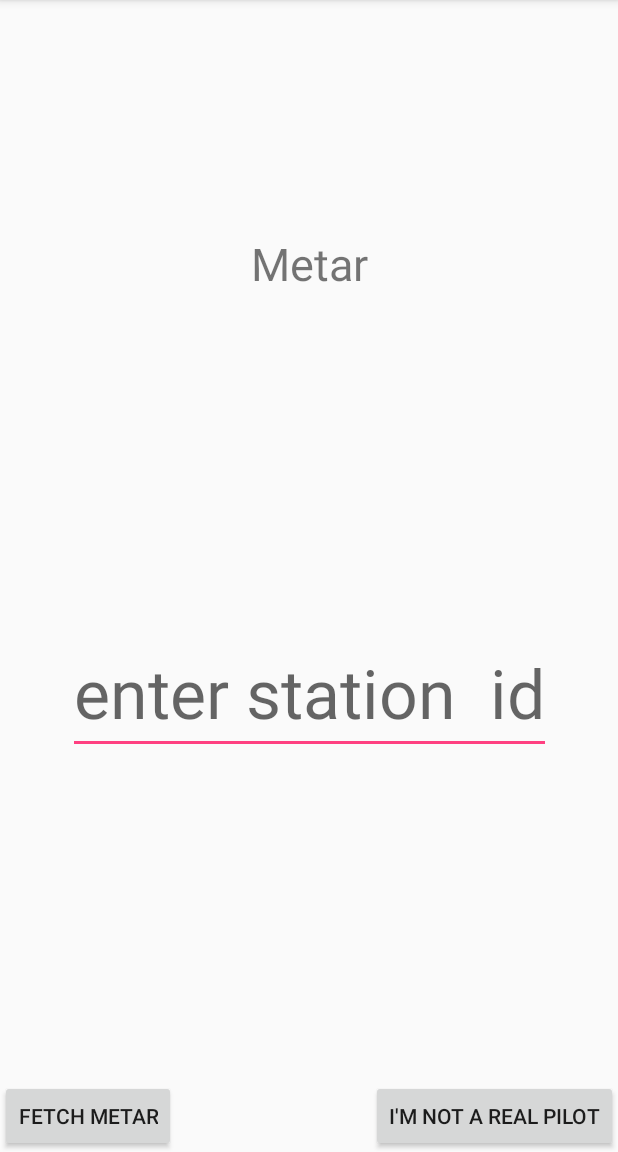
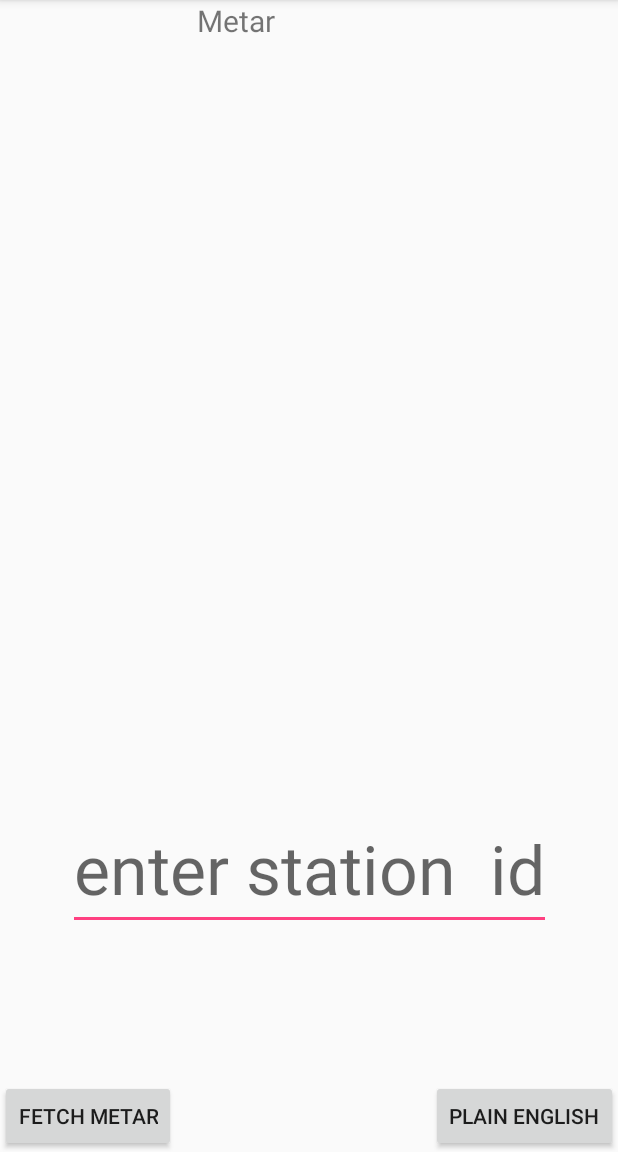
Before and after one commit to deadlycrawler/AvationWeather, an Android app: the screen it shows after launch (MainActivity), on a phone screen of 412 x 824 dp, the part 84-1236 px from its top. Run offline under Robolectric (Android 15) with nearby library versions, the phone set to English and light mode, and no system bars.

Commit message:
refined main display

```diff
--- a/app/src/main/java/com/example/android/avationweather/MainActivity.java
+++ b/app/src/main/java/com/example/android/avationweather/MainActivity.java
@@ -40,6 +40,7 @@ public class MainActivity extends AppCompatActivity /*implements SharedPreferenc
     //TODO: fix the settings screen to allow a user to enter a default weather station
     //TODO: Fix all the strings so that this can be easily translated
     //TODO: create a class to contain all the network stuff, this main class is larger then it needs to be
+    //TODO: make the "plain buttion just start an intent with the metar info no need to wait to call one first
 
     public static final String LOG_TAG = MainActivity.class.getSimpleName();
 
--- a/app/src/main/res/layout/activity_main.xml
+++ b/app/src/main/res/layout/activity_main.xml
@@ -6,35 +6,22 @@
     android:layout_height="match_parent"
     tools:context="com.example.android.avationweather.MainActivity">
 
-    <TextView
-        android:id="@+id/putMetarHere"
-        android:layout_width="wrap_content"
-        android:layout_height="wrap_content"
-        android:text="Metar"
-        android:textSize="30dp"
-        app:layout_constraintBottom_toBottomOf="parent"
-        app:layout_constraintLeft_toLeftOf="parent"
-        app:layout_constraintRight_toRightOf="parent"
-        app:layout_constraintTop_toTopOf="parent"
-        app:layout_constraintVertical_bias="0.214" />
-
-
     <EditText
         android:id="@+id/putICAOhere"
         android:layout_width="wrap_content"
         android:layout_height="wrap_content"
 
+        android:hint="enter station  id"
         android:inputType="textNoSuggestions"
+        android:maxLength="4"
         android:maxLines="1"
-        android:hint="enter station  id"
         android:textAllCaps="true"
         android:textSize="45dp"
-        android:maxLength="4"
         app:layout_constraintBottom_toBottomOf="parent"
         app:layout_constraintLeft_toLeftOf="parent"
         app:layout_constraintRight_toRightOf="parent"
         app:layout_constraintTop_toTopOf="parent"
-        app:layout_constraintVertical_bias="0.614" />
+        app:layout_constraintVertical_bias="0.784" />
 
     <Button
         android:id="@+id/fetchMetar"
@@ -48,10 +35,29 @@
         android:id="@+id/metarDetails"
         android:layout_width="wrap_content"
         android:layout_height="wrap_content"
-        android:text="I'm not a real pilot"
+        android:text="Plain English"
         android:textAllCaps="true"
         app:layout_constraintBottom_toBottomOf="parent"
         app:layout_constraintRight_toRightOf="parent" />
 
+    <ScrollView
+        android:layout_width="315dp"
+        android:layout_height="326dp"
+        tools:layout_editor_absoluteY="16dp"
+        tools:layout_editor_absoluteX="35dp">
+
+        <TextView
+            android:id="@+id/putMetarHere"
+            android:layout_width="match_parent"
+            android:layout_height="wrap_content"
+            android:textAlignment="center"
+            android:text="Metar"
+            android:textSize="20dp"
+            app:layout_constraintBottom_toBottomOf="parent"
+            app:layout_constraintLeft_toLeftOf="parent"
+            app:layout_constraintRight_toRightOf="parent"
+            app:layout_constraintTop_toTopOf="parent" />
+    </ScrollView>
+
 
 </android.support.constraint.ConstraintLayout>
```
